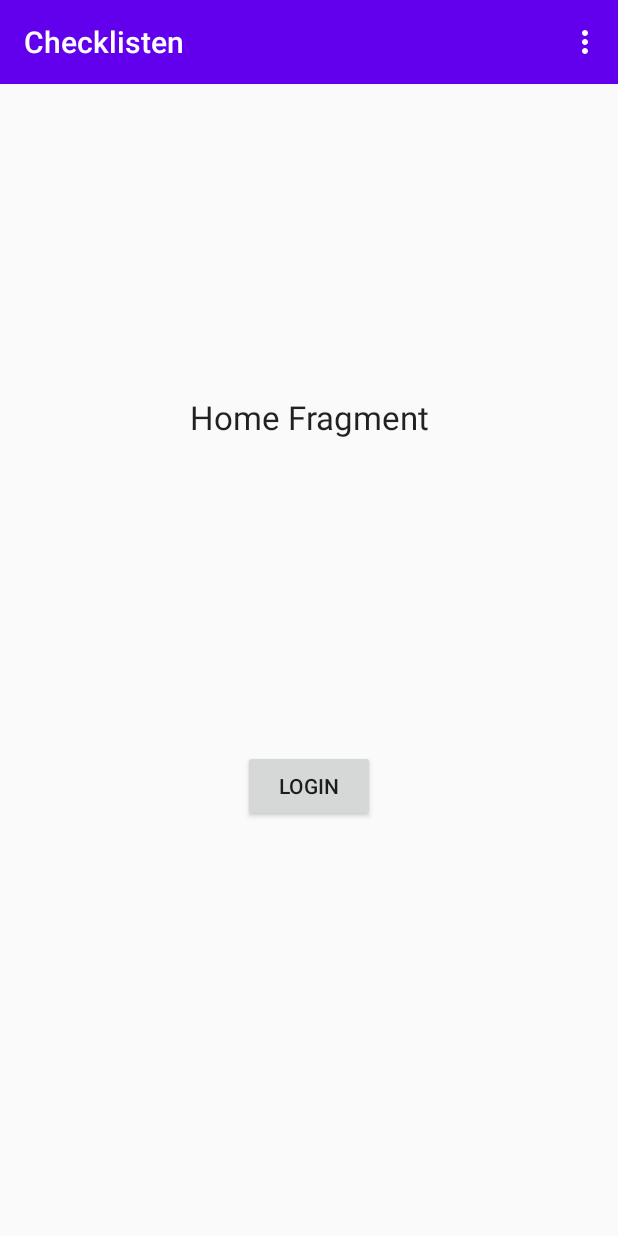
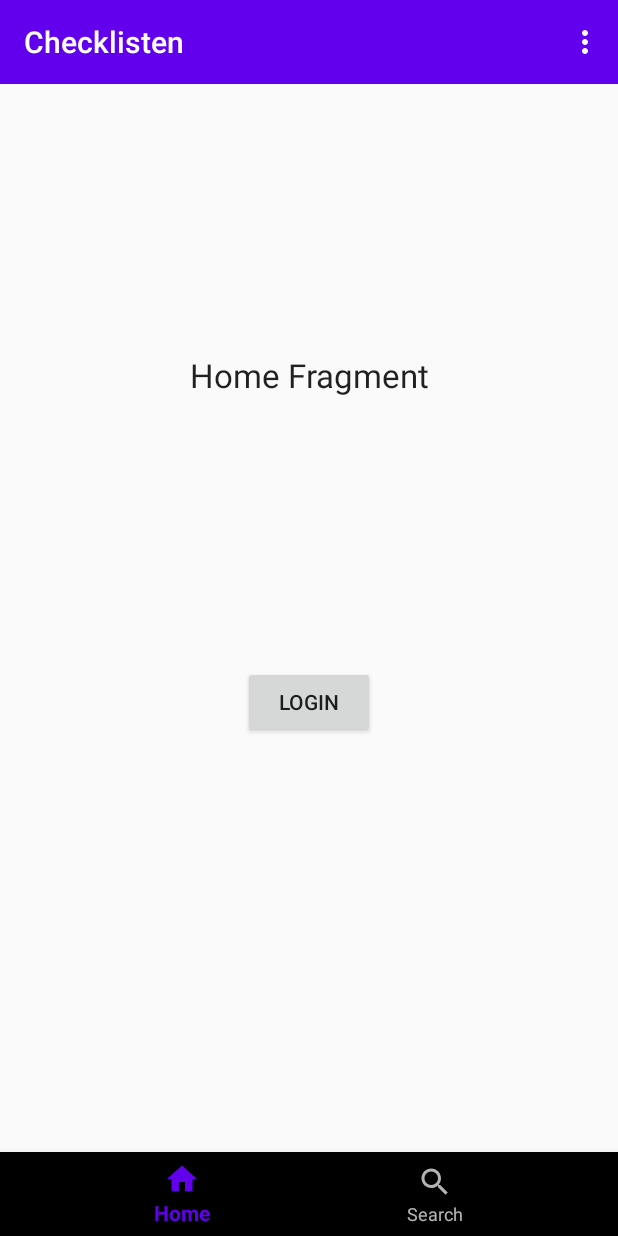
Before and after one commit to Martinrit/CheckItV01, an Android app: the screen it shows after launch (MainActivity), on a phone screen of 412 x 824 dp. Run offline under Robolectric (Android 15) with nearby library versions, the phone set to English and light mode, and no system bars; our stand-ins replace navigation-ui.

Commit message:
Version mit Toolbar und mit Bottom Navigation Leiste , siehe https://www.youtube.com/watch?v=WWgNCPu8MeQ&list=PLrnPJCHvNZuCamMFswP597mUF-whXoAA6&index=7

```diff
--- a/app/src/main/java/de/ritterweb/checkitv01/MainActivity.kt
+++ b/app/src/main/java/de/ritterweb/checkitv01/MainActivity.kt
@@ -8,8 +8,10 @@ import androidx.navigation.NavController
 import androidx.navigation.findNavController
 import androidx.navigation.fragment.NavHostFragment
 import androidx.navigation.fragment.findNavController
+import androidx.navigation.ui.AppBarConfiguration
 import androidx.navigation.ui.onNavDestinationSelected
 import androidx.navigation.ui.setupActionBarWithNavController
+import androidx.navigation.ui.setupWithNavController
 import de.ritterweb.checkitv01.databinding.ActivityMainBinding
 import de.ritterweb.checkitv01.databinding.FragmentHomeBinding
 import kotlinx.android.synthetic.main.activity_main.*
@@ -19,6 +21,9 @@ class MainActivity : AppCompatActivity(){
     //// View Binding in Activity, einfacher als in einem Segment
     private lateinit var binding: ActivityMainBinding
     //////////////////
+
+    private lateinit var appBarConfiguration: AppBarConfiguration
+
 
     private lateinit var navController: NavController
 
@@ -35,10 +40,20 @@ class MainActivity : AppCompatActivity(){
         // Anfang Toolbar einrichten
         val navHostFragment = supportFragmentManager.findFragmentById(R.id.nav_host_fragment) as NavHostFragment
         navController = navHostFragment.findNavController()
+
+        appBarConfiguration = AppBarConfiguration(         //  Die Suche wird als Top-Fragment definiert, damit nach der Suche aus dem HomeScreen beim Rücksprung über den Pfeil oben nicht im Homescreen ein Pfeil zurück zu Homescreen angezeigt wird
+            setOf(R.id.homeFragment, R.id.searchFragment)   // appBarConfiguration kann in der FOlge zusätlich mit in die Funktionen übergeben werden umd das gewünschte Verhalten zu erreichen
+        )
+
+
         setSupportActionBar(toolbar)   //// Merkwürdig. Hie muss ich toolbar als Variable verwenden, die aus dem alten BindingVerfahren kommt. eine Verewendung von binding.toolbar führt dazu, dass in der Toolbar nichts angezeigt wird
-        setupActionBarWithNavController(navController)
+        setupActionBarWithNavController(navController, appBarConfiguration)  // hier wird zusätzlich die AppBar Configuration übergeben, damit sowohl Hoime als auch Search als Top angesehene werden
         // Ende Toolbar einrichten
         //////////////////////////
+
+        //////////////////////////
+        // Anfang Botton Menu  einrichten
+        bottom_nav.setupWithNavController(navController)
 
     }
 
--- /dev/null
+++ b/app/src/main/java/de/ritterweb/checkitv01/SearchFragment.kt
@@ -0,0 +1,6 @@
+package de.ritterweb.checkitv01
+
+import androidx.fragment.app.Fragment
+
+class SearchFragment : Fragment(R.layout.fragment_search) {
+}
--- a/app/src/main/res/layout/activity_main.xml
+++ b/app/src/main/res/layout/activity_main.xml
@@ -27,12 +27,24 @@
         android:layout_height="0dp"
         android:text="TextView"
         app:defaultNavHost="true"
-        app:layout_constraintBottom_toBottomOf="parent"
+        app:layout_constraintBottom_toTopOf="@+id/bottom_nav"
         app:layout_constraintEnd_toEndOf="parent"
         app:layout_constraintHorizontal_bias="0.0"
         app:layout_constraintStart_toStartOf="parent"
         app:layout_constraintTop_toBottomOf="@+id/toolbar"
         app:navGraph="@navigation/nav_grph" />
 
+    <com.google.android.material.bottomnavigation.BottomNavigationView
+        android:id="@+id/bottom_nav"
+        android:layout_width="0dp"
+        android:layout_height="wrap_content"
+        android:theme="@style/ThemeOverlay.AppCompat.Dark.ActionBar"
+        app:popupTheme="@style/ThemeOverlay.AppCompat.Light"
+        app:layout_constraintBottom_toBottomOf="parent"
+        app:layout_constraintEnd_toEndOf="parent"
+        app:layout_constraintHorizontal_bias="0.0"
+        app:layout_constraintStart_toStartOf="parent"
+        app:menu="@menu/drawer_bottom_nav_menu" />
+
 
 </androidx.constraintlayout.widget.ConstraintLayout>
--- /dev/null
+++ b/app/src/main/res/menu/drawer_bottom_nav_menu.xml
@@ -0,0 +1,15 @@
+<?xml version="1.0" encoding="utf-8"?>
+<menu xmlns:android="http://schemas.android.com/apk/res/android"
+>
+
+
+    <item
+        android:id="@+id/homeFragment"
+        android:icon="@drawable/ic_home"
+        android:title="Home"/>
+
+    <item
+        android:id="@+id/searchFragment"
+        android:icon="@drawable/ic_search"
+        android:title="Search"/>
+</menu>
--- a/app/src/main/res/menu/options_menu.xml
+++ b/app/src/main/res/menu/options_menu.xml
@@ -16,4 +16,6 @@
         android:title="Settings"
 
         app:showAsAction="never" />
+
+
 </menu>
--- a/app/src/main/res/navigation/nav_grph.xml
+++ b/app/src/main/res/navigation/nav_grph.xml
@@ -71,4 +71,9 @@
         app:exitAnim="@anim/slide_out_bottom"
         app:popEnterAnim="@anim/slide_in_bottom"
         app:popExitAnim="@anim/slide_out_top" />
+    <fragment
+        android:id="@+id/searchFragment"
+        android:name="de.ritterweb.checkitv01.SearchFragment"
+        android:label="Search"
+        tools:layout="@layout/fragment_search" />
 </navigation>
```
Also changed, not shown: app/src/main/res/layout/fragment_search.xml (added, +25 -0 lines).
